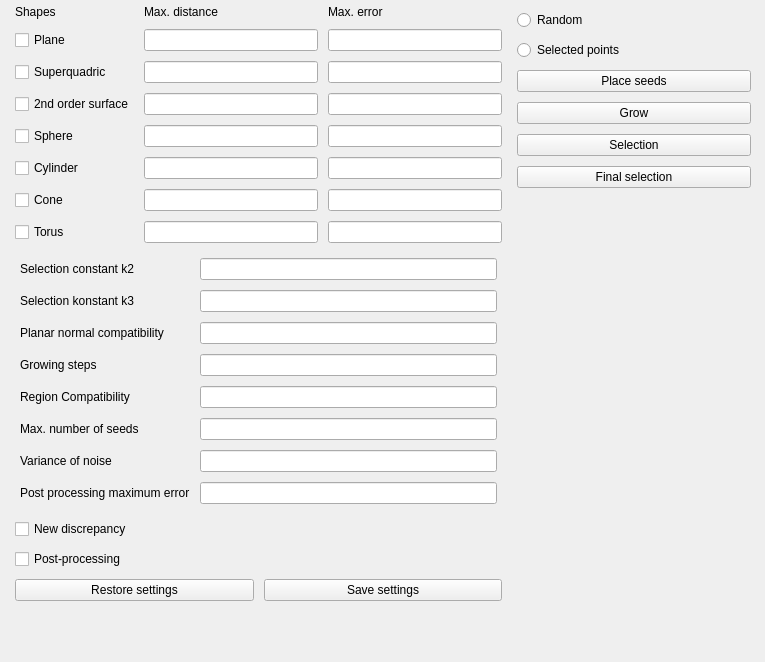
This is ui/edit_segmentor_recover.ui in ddksr/segmentor-meshlab as Qt 5 draws it before an edit. The edited form follows.
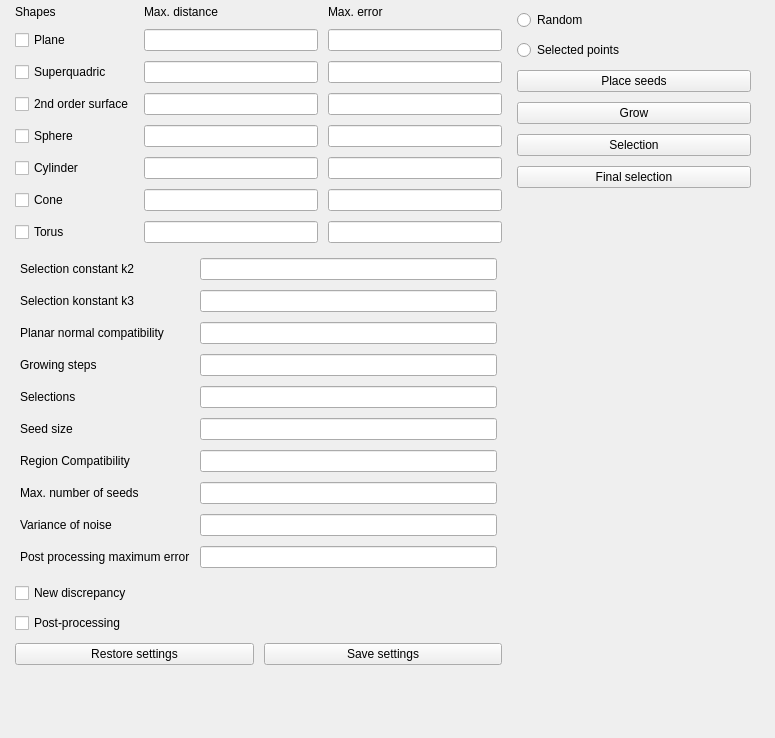
This is the edited form.

Commit message: segmentor lib in progress, singleton pattern used

```diff
--- a/ui/edit_segmentor_recover.ui
+++ b/ui/edit_segmentor_recover.ui
@@ -6,8 +6,8 @@
    <rect>
     <x>0</x>
     <y>0</y>
-    <width>765</width>
-    <height>662</height>
+    <width>775</width>
+    <height>738</height>
    </rect>
   </property>
   <property name="windowTitle">
@@ -20,7 +20,7 @@
       <x>10</x>
       <y>0</y>
       <width>751</width>
-      <height>631</height>
+      <height>701</height>
      </rect>
     </property>
     <layout class="QHBoxLayout" name="main" stretch="60,30">
@@ -238,46 +238,66 @@
          <item row="3" column="1">
           <widget class="QLineEdit" name="inputGrowingSteps"/>
          </item>
-         <item row="4" column="0">
+         <item row="7" column="0">
           <widget class="QLabel" name="label_5">
            <property name="text">
             <string>Region Compatibility</string>
            </property>
           </widget>
          </item>
-         <item row="4" column="1">
+         <item row="7" column="1">
           <widget class="QLineEdit" name="inputRegionCompatibility"/>
          </item>
-         <item row="5" column="0">
+         <item row="8" column="0">
           <widget class="QLabel" name="label_6">
            <property name="text">
             <string>Max. number of seeds</string>
            </property>
           </widget>
          </item>
-         <item row="5" column="1">
+         <item row="8" column="1">
           <widget class="QLineEdit" name="inputMaxNumOfSeeds"/>
          </item>
-         <item row="6" column="0">
+         <item row="9" column="0">
           <widget class="QLabel" name="label_7">
            <property name="text">
             <string>Variance of noise</string>
            </property>
           </widget>
          </item>
-         <item row="6" column="1">
+         <item row="9" column="1">
           <widget class="QLineEdit" name="inputVarianceOfNoise"/>
          </item>
-         <item row="7" column="0">
+         <item row="10" column="0">
           <widget class="QLabel" name="label_8">
            <property name="text">
             <string>Post processing maximum error</string>
            </property>
           </widget>
          </item>
-         <item row="7" column="1">
+         <item row="10" column="1">
           <widget class="QLineEdit" name="inputPostProcessingMaxError"/>
          </item>
+         <item row="6" column="0">
+          <widget class="QLabel" name="label_12">
+           <property name="text">
+            <string>Seed size</string>
+           </property>
+          </widget>
+         </item>
+         <item row="6" column="1">
+          <widget class="QLineEdit" name="inputSeedSize"/>
+         </item>
+         <item row="5" column="1">
+          <widget class="QLineEdit" name="inputSelections"/>
+         </item>
+         <item row="5" column="0">
+          <widget class="QLabel" name="label_13">
+           <property name="text">
+            <string>Selections</string>
+           </property>
+          </widget>
+         </item>
         </layout>
        </item>
        <item>
@@ -301,6 +321,12 @@
            <property name="text">
             <string>Restore settings</string>
            </property>
+           <property name="checkable">
+            <bool>false</bool>
+           </property>
+           <property name="flat">
+            <bool>false</bool>
+           </property>
           </widget>
          </item>
          <item>
```
Left out of the diff: 12 changed lines with no effect on the pictures. The commit also changes 9 other files.
